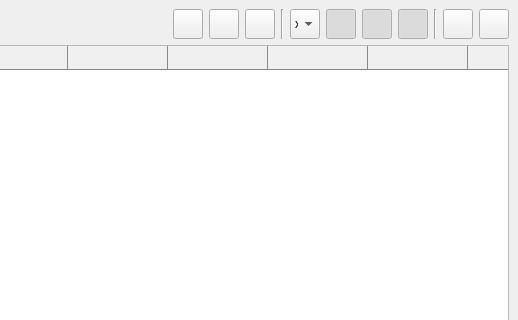
First picture: the form in python/qt/ui/main_window.ui, repository robertapplin/N-Body-Simulations, before the edit; both pictures show x 142 to 660 and y 0 to 320 of the 660 by 846 pixel window.
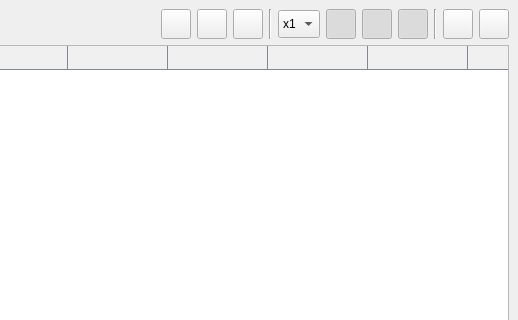
Second picture: the form after the edit.

Patch:
```diff
--- a/python/qt/ui/main_window.ui
+++ b/python/qt/ui/main_window.ui
@@ -347,18 +347,21 @@
          <widget class="QComboBox" name="cbVelocityArrowMagnification">
           <property name="minimumSize">
            <size>
-            <width>30</width>
-            <height>30</height>
+            <width>42</width>
+            <height>28</height>
            </size>
           </property>
           <property name="maximumSize">
            <size>
-            <width>30</width>
-            <height>30</height>
+            <width>42</width>
+            <height>28</height>
            </size>
           </property>
           <property name="toolTip">
-           <string>Magnification of Velocity Arrows</string>
+           <string>The factor to magnify the velocity arrows by</string>
+          </property>
+          <property name="frame">
+           <bool>true</bool>
           </property>
           <item>
            <property name="text">
```
Left out of the diff: 10 changed lines with no effect on the pictures.
